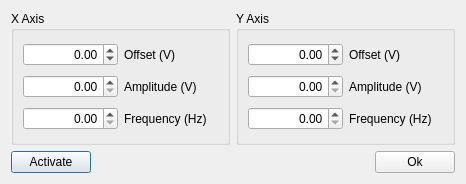
Before: the Qt Designer form storm_control/hal4000/qtdesigner/galvo.ui in ZhuangLab/storm-control, drawn with Qt 5.
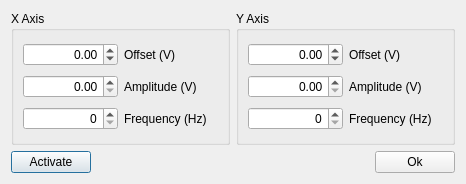
After: the same form once the commit is applied.

Commit message: Update galvo to work in HAL2.

Patch:
```diff
--- a/storm_control/hal4000/qtdesigner/galvo.ui
+++ b/storm_control/hal4000/qtdesigner/galvo.ui
@@ -70,22 +70,6 @@
           </property>
          </widget>
         </item>
-        <item row="2" column="0">
-         <widget class="QDoubleSpinBox" name="xFrequencySpinBox">
-          <property name="alignment">
-           <set>Qt::AlignRight|Qt::AlignTrailing|Qt::AlignVCenter</set>
-          </property>
-          <property name="minimum">
-           <double>0.000000000000000</double>
-          </property>
-          <property name="maximum">
-           <double>2500.000000000000000</double>
-          </property>
-          <property name="singleStep">
-           <double>0.010000000000000</double>
-          </property>
-         </widget>
-        </item>
         <item row="2" column="1">
          <widget class="QLabel" name="xFrequencyLabel">
           <property name="text">
@@ -109,6 +93,16 @@
           </property>
          </widget>
         </item>
+        <item row="2" column="0">
+         <widget class="QSpinBox" name="xFrequencySpinBox">
+          <property name="alignment">
+           <set>Qt::AlignRight|Qt::AlignTrailing|Qt::AlignVCenter</set>
+          </property>
+          <property name="maximum">
+           <number>100000</number>
+          </property>
+         </widget>
+        </item>
        </layout>
       </widget>
      </item>
@@ -164,22 +158,6 @@
           </property>
          </widget>
         </item>
-        <item row="2" column="0">
-         <widget class="QDoubleSpinBox" name="yFrequencySpinBox">
-          <property name="alignment">
-           <set>Qt::AlignRight|Qt::AlignTrailing|Qt::AlignVCenter</set>
-          </property>
-          <property name="minimum">
-           <double>0.000000000000000</double>
-          </property>
-          <property name="maximum">
-           <double>2500.000000000000000</double>
-          </property>
-          <property name="singleStep">
-           <double>0.010000000000000</double>
-          </property>
-         </widget>
-        </item>
         <item row="2" column="1">
          <widget class="QLabel" name="yFrequencyLabel">
           <property name="text">
@@ -187,6 +165,16 @@
           </property>
          </widget>
         </item>
+        <item row="2" column="0">
+         <widget class="QSpinBox" name="yFrequencySpinBox">
+          <property name="alignment">
+           <set>Qt::AlignRight|Qt::AlignTrailing|Qt::AlignVCenter</set>
+          </property>
+          <property name="maximum">
+           <number>100000</number>
+          </property>
+         </widget>
+        </item>
        </layout>
       </widget>
      </item>
```
Left out of the diff: 3 changed lines with no effect on the pictures. The commit also changes 3 other files.
